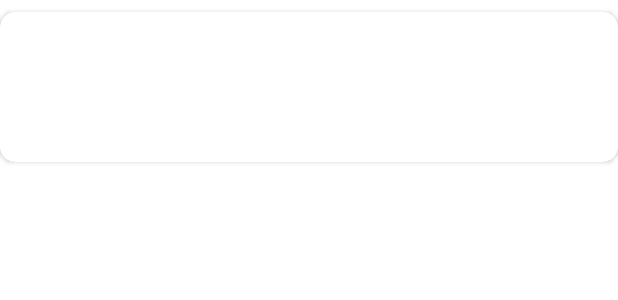
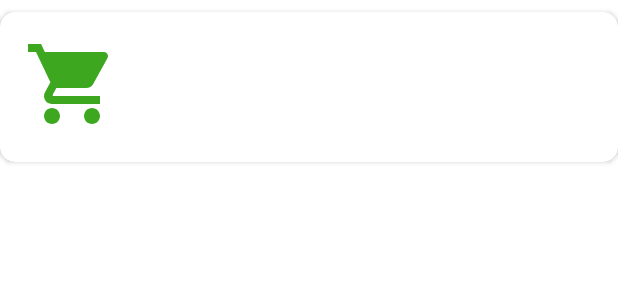
Before and after one commit to JKhanh/AppSQL, an Android app: the layout item_order.xml on its own in the app's theme, with its tools: preview values and no code run, on a phone screen of 412 x 824 dp. Shown: the top 300 px of the screen. Run offline under Robolectric (Android 15) with nearby library versions, the phone set to English and light mode, and no system bars.

Commit message:
Add cart icon

```diff
--- /dev/null
+++ b/app/src/main/res/drawable/ic_baseline_shopping_cart_24.xml
@@ -0,0 +1,5 @@
+<vector android:height="64dp" android:tint="#3DA81F"
+    android:viewportHeight="24" android:viewportWidth="24"
+    android:width="64dp" xmlns:android="http://schemas.android.com/apk/res/android">
+    <path android:fillColor="@android:color/white" android:pathData="M7,18c-1.1,0 -1.99,0.9 -1.99,2S5.9,22 7,22s2,-0.9 2,-2 -0.9,-2 -2,-2zM1,2v2h2l3.6,7.59 -1.35,2.45c-0.16,0.28 -0.25,0.61 -0.25,0.96 0,1.1 0.9,2 2,2h12v-2L7.42,15c-0.14,0 -0.25,-0.11 -0.25,-0.25l0.03,-0.12 0.9,-1.63h7.45c0.75,0 1.41,-0.41 1.75,-1.03l3.58,-6.49c0.08,-0.14 0.12,-0.31 0.12,-0.48 0,-0.55 -0.45,-1 -1,-1L5.21,4l-0.94,-2L1,2zM17,18c-1.1,0 -1.99,0.9 -1.99,2s0.89,2 1.99,2 2,-0.9 2,-2 -0.9,-2 -2,-2z"/>
+</vector>
--- a/app/src/main/res/layout/item_order.xml
+++ b/app/src/main/res/layout/item_order.xml
@@ -22,22 +22,32 @@
             android:layout_height="wrap_content"
             android:padding="16dp">
 
+            <ImageView
+                android:id="@+id/cart_icon"
+                android:layout_width="wrap_content"
+                android:layout_height="wrap_content"
+                android:src="@drawable/ic_baseline_shopping_cart_24"
+                app:layout_constraintStart_toStartOf="parent"
+                app:layout_constraintTop_toTopOf="parent"/>
+
             <TextView
                 android:id="@+id/text_name"
                 android:layout_width="wrap_content"
                 android:layout_height="wrap_content"
+                android:layout_marginStart="10dp"
                 android:text="@{order.itemName}"
                 android:textSize="24sp"
-                app:layout_constraintTop_toTopOf="parent"
-                app:layout_constraintStart_toStartOf="parent"/>
+                app:layout_constraintTop_toTopOf="@id/cart_icon"
+                app:layout_constraintStart_toEndOf="@id/cart_icon"/>
 
             <TextView
                 android:id="@+id/text_date"
                 android:layout_width="wrap_content"
                 android:layout_height="wrap_content"
                 android:text="@{order.dateOrder}"
-                app:layout_constraintEnd_toEndOf="parent"
-                app:layout_constraintTop_toTopOf="@id/text_name"/>
+                app:layout_constraintTop_toTopOf="@id/text_price"
+                app:layout_constraintStart_toEndOf="@id/text_price"
+                app:layout_constraintEnd_toStartOf="@id/text_rating"/>
 
             <TextView
                 android:id="@+id/text_price"
```
